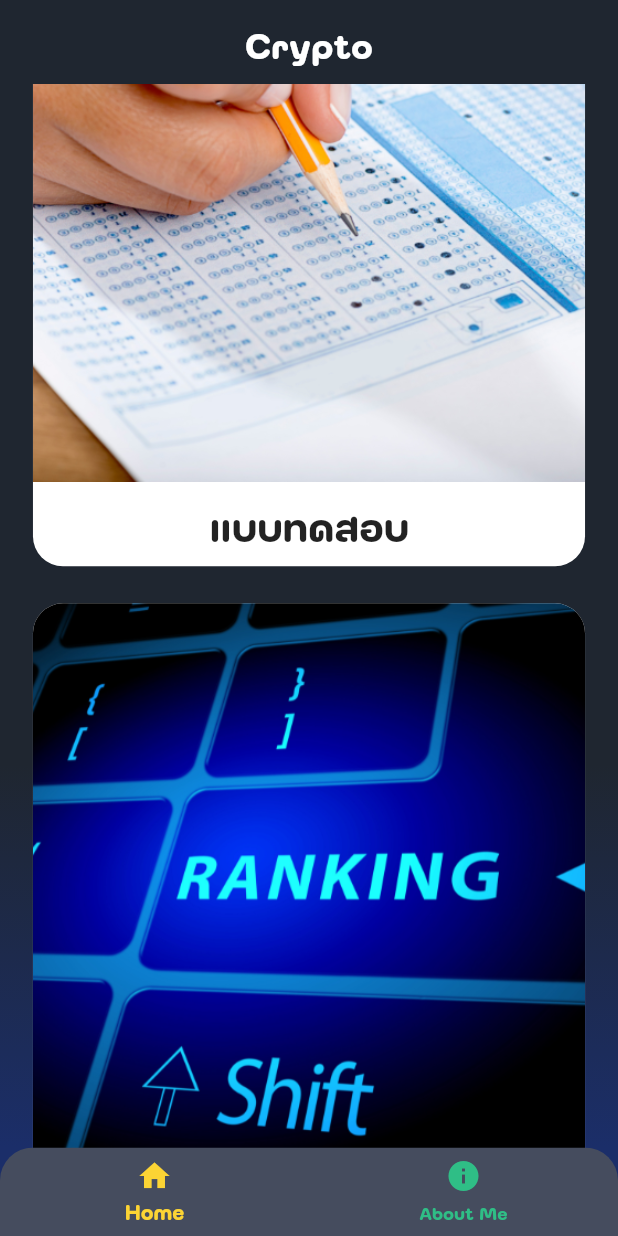
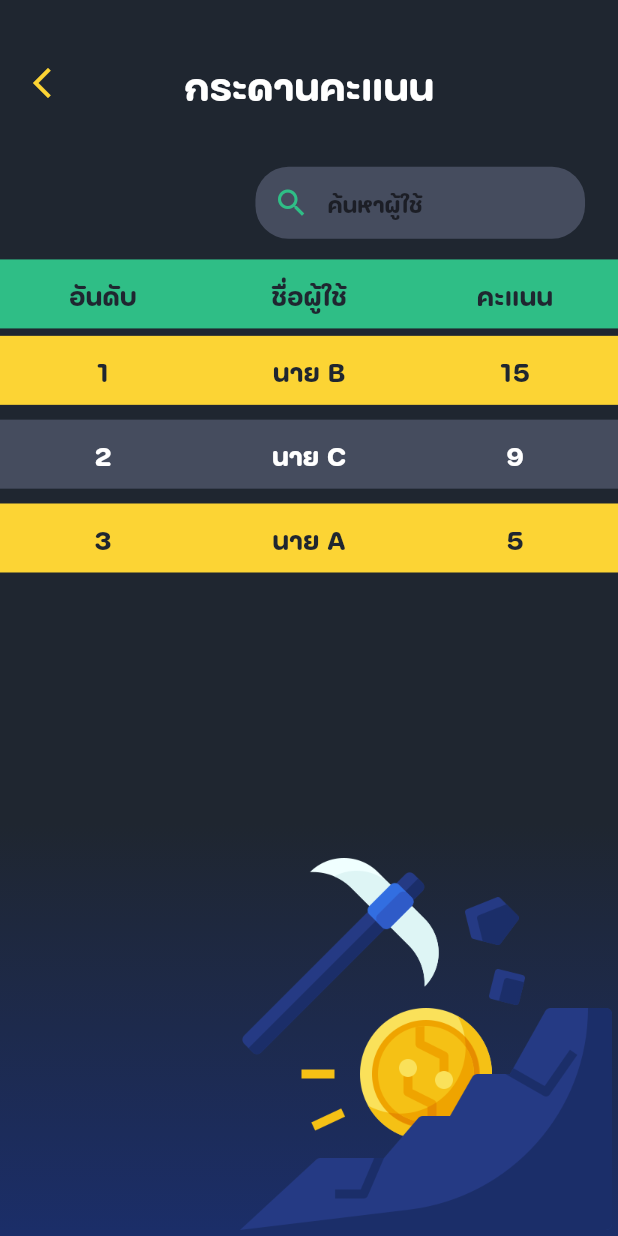
Before and after one commit to Raphdevv/crypto-app-ken, a Flutter app: the screen it shows after launch, scrolled down 576 dp, after a tap on "กระดานคะแนน", on a phone screen of 412 x 824 dp. Run offline on Flutter 3.47's test engine with Material 2 defaults, Android fonts, the phone set to English and light mode, and no system bars; our stand-ins replace flutter_screenutil.

Commit message:
add ranking page ui

```diff
--- a/lib/dialog/dialog.dart
+++ b/lib/dialog/dialog.dart
@@ -1,3 +1,4 @@
+import 'package:crypto_app/page/rankingpage/ranking_page.dart';
 import 'package:crypto_app/widget/bottom_nav.dart';
 import 'package:flutter/cupertino.dart';
 import 'package:flutter/material.dart';
@@ -185,7 +186,14 @@ class PointDialog extends StatelessWidget {
                         borderRadius: BorderRadius.circular(20.r),
                       ),
                     ),
-                    onPressed: () {},
+                    onPressed: () {
+                      Navigator.pushAndRemoveUntil(
+                          context,
+                          MaterialPageRoute(
+                            builder: (context) => const RankingPage(),
+                          ),
+                          (route) => false);
+                    },
                     child: const Text(
                       'กระดานคะแนน',
                       style: TextStyle(
--- a/lib/page/homepage/home_page.dart
+++ b/lib/page/homepage/home_page.dart
@@ -1,6 +1,7 @@
 import 'package:crypto_app/const/app_colors.dart';
 import 'package:crypto_app/page/homepage/widget_homepage/card.dart';
 import 'package:crypto_app/page/lessonpage/lessson_main_page.dart';
+import 'package:crypto_app/page/rankingpage/ranking_page.dart';
 import 'package:crypto_app/page/testpage/test_main_page.dart';
 import 'package:crypto_app/widget/template_bg.dart';
 import 'package:flutter/material.dart';
@@ -21,6 +22,7 @@ class _MyHomePageState extends State<MyHomePage> {
       child: Scaffold(
         appBar: AppBar(
           backgroundColor: Colors.transparent,
+          automaticallyImplyLeading: false,
           elevation: 0,
           title: const Text(
             'Crypto',
@@ -73,7 +75,14 @@ class _MyHomePageState extends State<MyHomePage> {
                 text: 'กระดานคะแนน',
                 colors: AppColors.whiteColor,
                 imgPath: 'assets/images/ranking.png',
-                voidCallback: () {},
+                voidCallback: () {
+                  Navigator.push(
+                    context,
+                    MaterialPageRoute(
+                      builder: (context) => const RankingPage(),
+                    ),
+                  );
+                },
               ),
               SizedBox(
                 height: 40.h,
--- /dev/null
+++ b/lib/page/rankingpage/ranking_page.dart
@@ -0,0 +1,236 @@
+import 'dart:developer';
+
+import 'package:crypto_app/widget/bottom_nav.dart';
+import 'package:crypto_app/widget/template_bg.dart';
+import 'package:flutter/material.dart';
+import 'package:flutter_screenutil/flutter_screenutil.dart';
+
+import '../../const/app_colors.dart';
+
+class RankingPage extends StatefulWidget {
+  const RankingPage({super.key});
+
+  @override
+  State<RankingPage> createState() => _RankingPageState();
+}
+
+class _RankingPageState extends State<RankingPage> {
+  List<Map<String, dynamic>> ranking = [
+    {'point': 5, 'username': 'นาย A'},
+    {'point': 15, 'username': 'นาย B'},
+    {'point': 9, 'username': 'นาย C'},
+  ];
+
+  List<Map<String, dynamic>> listCopy = [];
+  List<Map<String, dynamic>> _foundUser = [];
+
+  @override
+  void initState() {
+    listCopy = List.of(ranking);
+    listCopy.sort((a, b) {
+      return (b['point']).compareTo(a['point']);
+    });
+    _foundUser = listCopy;
+    super.initState();
+  }
+
+  _filter(String enterKey) {
+    List<Map<String, dynamic>> result = [];
+    if (enterKey.isEmpty) {
+      result = listCopy;
+    } else {
+      result = listCopy
+          .where((element) =>
+              element['username']
+                  .toString()
+                  .toLowerCase()
+                  .contains(enterKey.toLowerCase()) ||
+              element['point']
+                  .toString()
+                  .toLowerCase()
+                  .contains(enterKey.toLowerCase()))
+          .toList();
+    }
+    setState(() {
+      _foundUser = result;
+    });
+  }
+
+  @override
+  Widget build(BuildContext context) {
+    return TemplageBg(
+      showbg: true,
+      child: Scaffold(
+        backgroundColor: Colors.transparent,
+        appBar: AppBar(
+          automaticallyImplyLeading: false,
+          toolbarHeight: 90.h,
+          backgroundColor: Colors.transparent,
+          elevation: 0,
+          leading: IconButton(
+              icon: const Icon(Icons.arrow_back_ios_new),
+              color: AppColors.yellowColor,
+              onPressed: () => Navigator.pushAndRemoveUntil(
+                  context,
+                  MaterialPageRoute(
+                    builder: (context) => const BottomNav(),
+                  ),
+                  (route) => false)),
+          title: Text(
+            'กระดานคะแนน',
+            style: TextStyle(
+              color: AppColors.whiteColor,
+              fontSize: 24.sp,
+            ),
+          ),
+          centerTitle: true,
+        ),
+        body: Column(
+          crossAxisAlignment: CrossAxisAlignment.end,
+          children: [
+            Padding(
+              padding: EdgeInsets.symmetric(horizontal: 20.w),
+              child: SizedBox(
+                width: 200.w,
+                height: 40.h,
+                child: TextField(
+                  cursorColor: AppColors.yellowColor,
+                  style:
+                      TextStyle(color: AppColors.yellowColor, fontSize: 14.sp),
+                  decoration: InputDecoration(
+                    contentPadding:
+                        EdgeInsets.symmetric(horizontal: 20.w, vertical: 10.h),
+                    prefixIcon: const Icon(
+                      Icons.search,
+                      color: AppColors.greenColor,
+                    ),
+                    focusColor: AppColors.yellowColor,
+                    fillColor: AppColors.overlayColor,
+                    filled: true,
+                    hintText: 'ค้นหาผู้ใช้',
+                    border: OutlineInputBorder(
+                      borderSide: BorderSide.none,
+                      borderRadius: BorderRadius.circular(20.r),
+                    ),
+                  ),
+                  onChanged: (value) => _filter(value),
+                ),
+              ),
+            ),
+            SizedBox(
+              height: 10.h,
+            ),
+            _headingTable(),
+            Expanded(
+              child: ListView.builder(
+                itemCount: _foundUser.length,
+                itemBuilder: (context, index) {
+                  return Padding(
+                    padding: EdgeInsets.symmetric(vertical: 4.h),
+                    child: Container(
+                      width: double.infinity,
+                      color: index % 2 == 0
+                          ? AppColors.yellowColor
+                          : AppColors.overlayColor,
+                      child: Table(
+                        children: [
+                          TableRow(children: [
+                            Container(
+                              alignment: Alignment.center,
+                              padding: const EdgeInsets.all(10),
+                              child: Text(
+                                '${index + 1}',
+                                style: TextStyle(
+                                  color: index % 2 == 0
+                                      ? AppColors.primaryColor
+                                      : AppColors.whiteColor,
+                                  fontSize: 16.sp,
+                                ),
+                              ),
+                            ),
+                            Container(
+                              alignment: Alignment.center,
+                              padding: const EdgeInsets.all(10),
+                              child: Text(
+                                _foundUser[index]['username'],
+                                style: TextStyle(
+                                  color: index % 2 == 0
+                                      ? AppColors.primaryColor
+                                      : AppColors.whiteColor,
+                                  fontSize: 16.sp,
+                                ),
+                              ),
+                            ),
+                            Container(
+                              alignment: Alignment.center,
+                              padding: const EdgeInsets.all(10),
+                              child: Text(
+                                '${_foundUser[index]['point']}',
+                                style: TextStyle(
+                                  color: index % 2 == 0
+                                      ? AppColors.primaryColor
+                                      : AppColors.whiteColor,
+                                  fontSize: 16.sp,
+                                ),
+                              ),
+                            ),
+                          ]),
+                        ],
+                      ),
+                    ),
+                  );
+                },
+              ),
+            )
+          ],
+        ),
+      ),
+    );
+  }
+
+  Container _headingTable() {
+    return Container(
+      width: double.infinity,
+      color: AppColors.greenColor,
+      child: Table(
+        children: [
+          TableRow(children: [
+            Container(
+              alignment: Alignment.center,
+              padding: const EdgeInsets.all(10),
+              child: Text(
+                'อันดับ',
+                style: TextStyle(
+                  color: AppColors.primaryColor,
+                  fontSize: 16.sp,
+                ),
+              ),
+            ),
+            Container(
+              alignment: Alignment.center,
+              padding: const EdgeInsets.all(10),
+              child: Text(
+                'ชื่อผู้ใช้',
+                style: TextStyle(
+                  color: AppColors.primaryColor,
+                  fontSize: 16.sp,
+                ),
+              ),
+            ),
+            Container(
+              alignment: Alignment.center,
+              padding: const EdgeInsets.all(10),
+              child: Text(
+                'คะแนน',
+                style: TextStyle(
+                  color: AppColors.primaryColor,
+                  fontSize: 16.sp,
+                ),
+              ),
+            ),
+          ]),
+        ],
+      ),
+    );
+  }
+}
```
